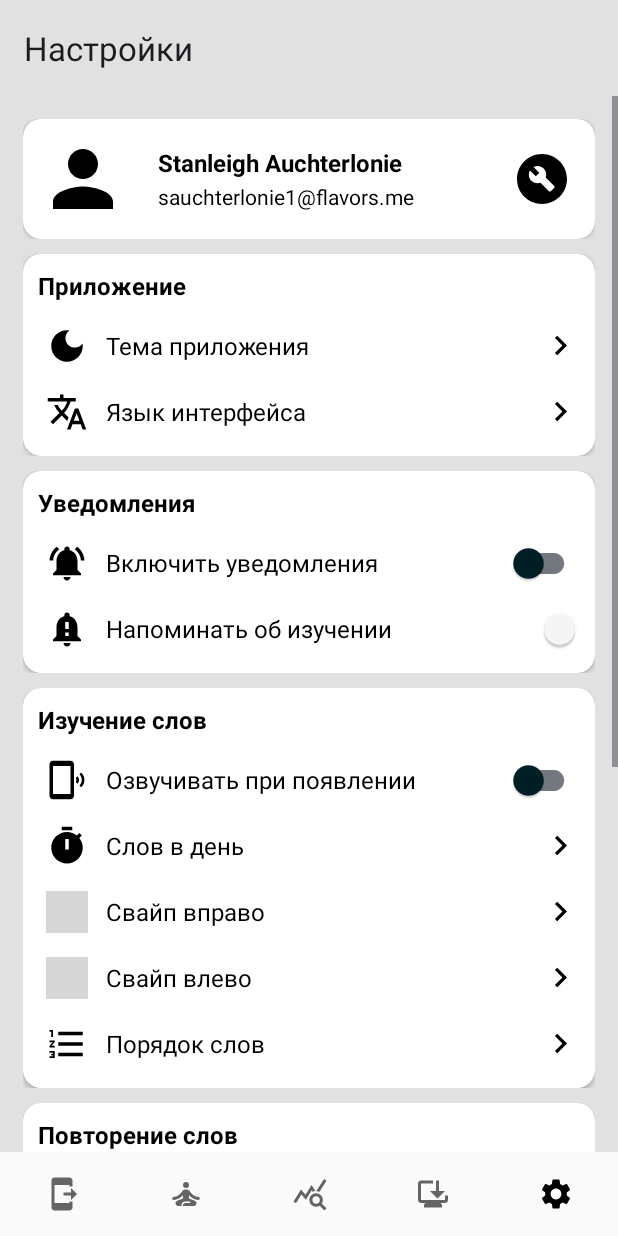
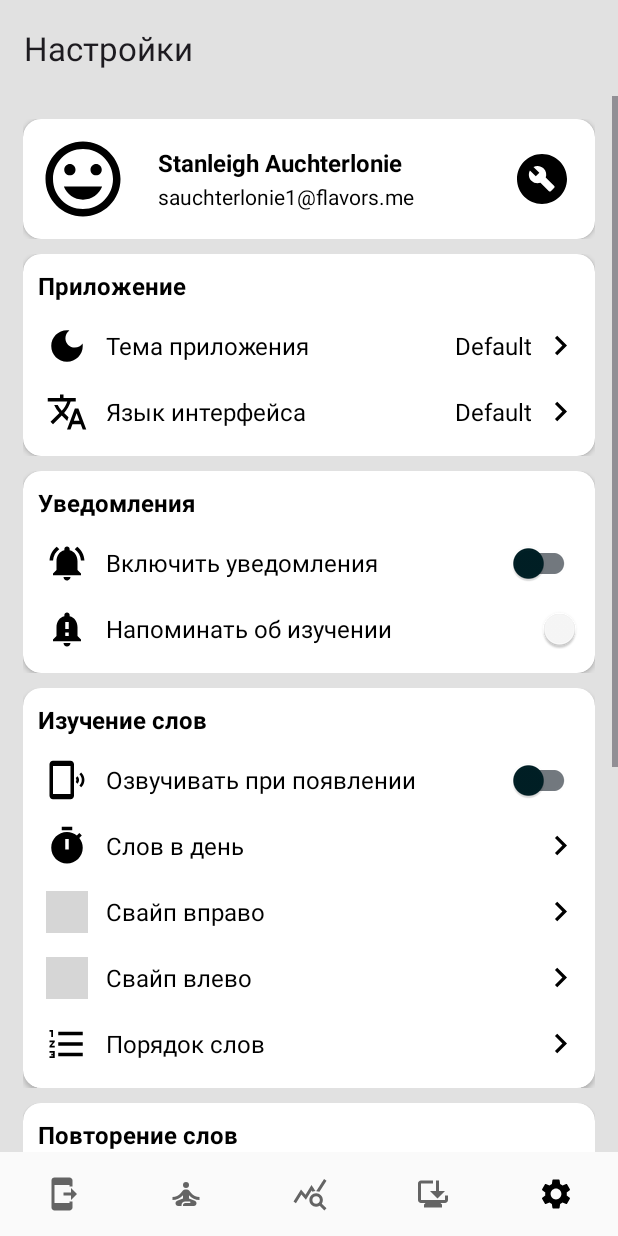
Before and after one commit to litnaro/MindVocab, an Android app: the screen it shows after launch (MainActivity), item 5 of the bottom bar chosen, on a phone screen of 412 x 824 dp. Run offline under Robolectric (Android 15) with nearby library versions, the phone set to English and light mode, and no system bars; our stand-ins replace Room's generated code, navigation-ui; pictures from the network do not load; grey boxes are pictures that could not be loaded.

Commit message:
Fixed application settings. Edit profile screen.

```diff
--- a/app/src/main/java/com/example/mindvocab/core/ViewModelFactory.kt
+++ b/app/src/main/java/com/example/mindvocab/core/ViewModelFactory.kt
@@ -8,6 +8,7 @@ import com.example.mindvocab.model.room.Repositories
 import com.example.mindvocab.screens.learn.LearnWordViewModel
 import com.example.mindvocab.screens.learn.wordset.WordSetsViewModel
 import com.example.mindvocab.screens.settings.account.SettingsAccountViewModel
+import com.example.mindvocab.screens.settings.account.edit.AccountEditViewModel
 import com.example.mindvocab.screens.settings.application.SettingsApplicationViewModel
 import com.example.mindvocab.screens.settings.notifications.SettingsNotificationsViewModel
 import com.example.mindvocab.screens.word.WordsViewModel
@@ -37,6 +38,9 @@ class ViewModelFactory(
             SettingsNotificationsViewModel::class.java -> {
                 SettingsNotificationsViewModel(Repositories.appSettings.getNotificationSettings())
             }
+            AccountEditViewModel::class.java -> {
+                AccountEditViewModel(Repositories.accountsRepository)
+            }
             else -> {
                 throw IllegalArgumentException("Unknown ViewModelClass")
             }
--- a/app/src/main/java/com/example/mindvocab/screens/settings/account/SettingsAccountFragment.kt
+++ b/app/src/main/java/com/example/mindvocab/screens/settings/account/SettingsAccountFragment.kt
@@ -5,6 +5,7 @@ import android.view.LayoutInflater
 import android.view.View
 import android.view.ViewGroup
 import androidx.fragment.app.viewModels
+import androidx.navigation.fragment.findNavController
 import com.bumptech.glide.Glide
 import com.example.mindvocab.R
 import com.example.mindvocab.core.BaseFragment
@@ -14,6 +15,7 @@ import com.example.mindvocab.model.ErrorResult
 import com.example.mindvocab.model.PendingResult
 import com.example.mindvocab.model.SuccessResult
 import com.example.mindvocab.model.account.etities.Account
+import com.example.mindvocab.screens.settings.SettingsFragmentDirections
 
 class SettingsAccountFragment : BaseFragment() {
 
@@ -42,19 +44,23 @@ class SettingsAccountFragment : BaseFragment() {
             }
         }
 
+        binding.accountEditButton.setOnClickListener {
+            findNavController().navigate(SettingsFragmentDirections.actionSettingsToAccountEditFragment())
+        }
+
         return binding.root
     }
 
     private fun setAccountData(account: Account) {
-        binding.userFullName.text = requireContext().getString(R.string.account_full_name, account.name, account.surname)
-        binding.userEmail.text = account.email
+        binding.accountFullName.text = requireContext().getString(R.string.account_full_name, account.name, account.surname)
+        binding.accountEmail.text = account.email
 
-        Glide.with(binding.userPhoto.context)
+        Glide.with(binding.accountPhoto.context)
             .load(account.photo)
             .circleCrop()
-            .placeholder(R.drawable.ic_person)
-            .error(R.drawable.ic_person)
-            .into(binding.userPhoto)
+            .placeholder(R.drawable.ic_face)
+            .error(R.drawable.ic_face)
+            .into(binding.accountPhoto)
     }
 
     override fun onDestroyView() {
--- a/app/src/main/java/com/example/mindvocab/screens/settings/application/SettingsApplicationFragment.kt
+++ b/app/src/main/java/com/example/mindvocab/screens/settings/application/SettingsApplicationFragment.kt
@@ -20,11 +20,11 @@ class SettingsApplicationFragment : BaseFragment() {
         val binding = FragmentSettingsApplicationBinding.inflate(inflater, container, false)
 
         viewModel.themeSetting.observe(viewLifecycleOwner) {
-            it.name.lowercase().replaceFirstChar { char -> char.uppercase() }
+            binding.themeSettingValue.text = it.name.lowercase().replaceFirstChar { char -> char.uppercase() }
         }
 
         viewModel.languageSetting.observe(viewLifecycleOwner) {
-            it.name.lowercase().replaceFirstChar { char -> char.uppercase() }
+            binding.languageSettingValue.text = it.name.lowercase().replaceFirstChar { char -> char.uppercase() }
         }
 
         return binding.root
--- /dev/null
+++ b/app/src/main/res/drawable/ic_add_circle.xml
@@ -0,0 +1,5 @@
+<vector android:height="24dp" android:tint="#000000"
+    android:viewportHeight="24" android:viewportWidth="24"
+    android:width="24dp" xmlns:android="http://schemas.android.com/apk/res/android">
+    <path android:fillColor="@android:color/white" android:pathData="M12,2C6.48,2 2,6.48 2,12s4.48,10 10,10 10,-4.48 10,-10S17.52,2 12,2zM17,13h-4v4h-2v-4L7,13v-2h4L11,7h2v4h4v2z"/>
+</vector>
--- /dev/null
+++ b/app/src/main/res/drawable/ic_face.xml
@@ -0,0 +1,5 @@
+<vector android:height="24dp" android:tint="#000000"
+    android:viewportHeight="24" android:viewportWidth="24"
+    android:width="24dp" xmlns:android="http://schemas.android.com/apk/res/android">
+    <path android:fillColor="@android:color/white" android:pathData="M11.99,2C6.47,2 2,6.48 2,12s4.47,10 9.99,10C17.52,22 22,17.52 22,12S17.52,2 11.99,2zM12,20c-4.42,0 -8,-3.58 -8,-8s3.58,-8 8,-8 8,3.58 8,8 -3.58,8 -8,8zM15.5,11c0.83,0 1.5,-0.67 1.5,-1.5S16.33,8 15.5,8 14,8.67 14,9.5s0.67,1.5 1.5,1.5zM8.5,11c0.83,0 1.5,-0.67 1.5,-1.5S9.33,8 8.5,8 7,8.67 7,9.5 7.67,11 8.5,11zM12,17.5c2.33,0 4.31,-1.46 5.11,-3.5L6.89,14c0.8,2.04 2.78,3.5 5.11,3.5z"/>
+</vector>
--- a/app/src/main/res/layout/fragment_settings_account.xml
+++ b/app/src/main/res/layout/fragment_settings_account.xml
@@ -15,7 +15,7 @@
         android:layout_height="wrap_content">
 
         <ImageView
-            android:id="@+id/userPhoto"
+            android:id="@+id/accountPhoto"
             android:layout_width="60dp"
             android:layout_height="60dp"
             tools:src="@drawable/ic_person"
@@ -25,7 +25,7 @@
             android:contentDescription="@string/account_photo_content_description" />
 
         <TextView
-            android:id="@+id/userFullName"
+            android:id="@+id/accountFullName"
             android:layout_width="0dp"
             android:layout_height="wrap_content"
             android:layout_marginEnd="10dp"
@@ -36,11 +36,11 @@
             android:textSize="@dimen/simple_text_size"
             android:textColor="?attr/colorOnPrimaryContainer"
             app:layout_constraintTop_toTopOf="parent"
-            app:layout_constraintStart_toEndOf="@+id/userPhoto"
-            app:layout_constraintEnd_toStartOf="@+id/userEditButton"/>
+            app:layout_constraintStart_toEndOf="@+id/accountPhoto"
+            app:layout_constraintEnd_toStartOf="@+id/accountEditButton"/>
 
         <TextView
-            android:id="@+id/userEmail"
+            android:id="@+id/accountEmail"
             android:layout_width="0dp"
             android:layout_height="wrap_content"
             tools:text="andriy.litnarovych@gmail.com"
@@ -48,12 +48,12 @@
             android:layout_marginStart="20dp"
             android:layout_marginTop="2dp"
             android:textColor="?attr/colorOnPrimaryContainer"
-            app:layout_constraintStart_toEndOf="@+id/userPhoto"
-            app:layout_constraintEnd_toStartOf="@+id/userEditButton"
-            app:layout_constraintTop_toBottomOf="@+id/userFullName"/>
+            app:layout_constraintStart_toEndOf="@+id/accountPhoto"
+            app:layout_constraintEnd_toStartOf="@+id/accountEditButton"
+            app:layout_constraintTop_toBottomOf="@+id/accountFullName"/>
 
         <ImageView
-            android:id="@+id/userEditButton"
+            android:id="@+id/accountEditButton"
             android:layout_width="40dp"
             android:layout_height="40dp"
             android:layout_marginEnd="5dp"
--- a/app/src/main/res/navigation/main_navigation.xml
+++ b/app/src/main/res/navigation/main_navigation.xml
@@ -39,18 +39,13 @@
         android:label="@string/title_settings"
         tools:layout="@layout/fragment_settings" >
         <action
-            android:id="@+id/action_settings_to_changePasswordFragment"
-            app:destination="@id/changePasswordFragment" />
+            android:id="@+id/action_settings_to_accountEditFragment"
+            app:destination="@id/accountEditFragment" />
     </fragment>
-    <fragment
-        android:id="@+id/changePasswordFragment"
-        android:name="com.example.mindvocab.screens.settings.account.password.ChangePasswordFragment"
-        android:label="Смена пароля"
-        tools:layout="@layout/fragment_change_password" />
     <fragment
         android:id="@+id/wordSetsFragment"
         android:name="com.example.mindvocab.screens.learn.wordset.WordSetsFragment"
-        android:label="Выбор категории"
+        android:label="@string/word_set_choose_title"
         tools:layout="@layout/fragment_word_sets" >
         <action
             android:id="@+id/action_wordSetsFragment_to_wordsFragment"
@@ -59,7 +54,7 @@
     <fragment
         android:id="@+id/wordsFragment"
         android:name="com.example.mindvocab.screens.word.WordsFragment"
-        android:label="Слова"
+        android:label="@string/words_title"
         tools:layout="@layout/fragment_words" >
         <argument
             android:name="wordSetId"
@@ -68,6 +63,11 @@
     <fragment
         android:id="@+id/notificationsFragment"
         android:name="com.example.mindvocab.screens.statistic.notifications.NotificationsFragment"
-        android:label="Уведомления"
+        android:label="@string/notifications_title"
         tools:layout="@layout/fragment_notifications" />
+    <fragment
+        android:id="@+id/accountEditFragment"
+        android:name="com.example.mindvocab.screens.settings.account.edit.AccountEditFragment"
+        android:label="@string/account_edit_settings"
+        tools:layout="@layout/fragment_account_edit" />
 </navigation>
--- a/app/src/main/res/values/strings.xml
+++ b/app/src/main/res/values/strings.xml
@@ -14,6 +14,8 @@
 
     <!--    Learn graph-->
     <string name="title_learn">Изучение</string>
+    <string name="words_title">Слова</string>
+    <string name="word_set_choose_title">Выбор категории</string>
 
     <string name="transcription">[%s]</string>
 
@@ -87,7 +89,18 @@
     <string name="repeat_new_password_hint">Повторите новый пароль</string>
     <string name="change_password">Сменить пароль</string>
 
+    <string name="account_edit_settings">Редактирование</string>
+    <string name="account_edit_main_info_title">Основная информация</string>
+    <string name="account_edit_email_hint">Email</string>
+    <string name="account_edit_username_hint">Username</string>
+    <string name="account_edit_name_hint">Name</string>
+    <string name="account_edit_surname_hint">Surname</string>
+    <string name="account_edit_password_change_title">Замена пароля</string>
+    <string name="account_edit_account_actions_title">Действия с аккаунтом</string>
+    <string name="account_edit_reset_account_progress_button">Сбросить прогресс аккаунта</string>
+    <string name="account_edit_delete_account_button">Удалить аккаунт</string>
     <string name="account_photo_content_description">Account photo</string>
+    <string name="account_add_photo_content_description">Add account photo</string>
     <string name="account_settings_content_description">Account settings</string>
 
     <string name="additional_settings_title">Дополнительно</string>
@@ -118,6 +131,7 @@
     <string name="listen_word_at_the_start_settings">Озвучивать при появлении</string>
     <string name="listen_word_at_the_start_settings_content_description">Listen word at the start icon</string>
 
+    <string name="notifications_title">Уведомления</string>
     <string name="notifications_setting_title">Уведомления</string>
     <string name="enable_notification_settings">Включить уведомления</string>
     <string name="enable_notifications_icon_content_description">Enable notifications icon</string>
```
Also changed, not shown: app/src/main/java/com/example/mindvocab/screens/settings/account/edit/AccountEditFragment.kt (added, +65 -0 lines), app/src/main/java/com/example/mindvocab/screens/settings/account/edit/AccountEditViewModel.kt (added, +31 -0 lines), app/src/main/res/layout/fragment_account_edit.xml (added, +194 -0 lines).
